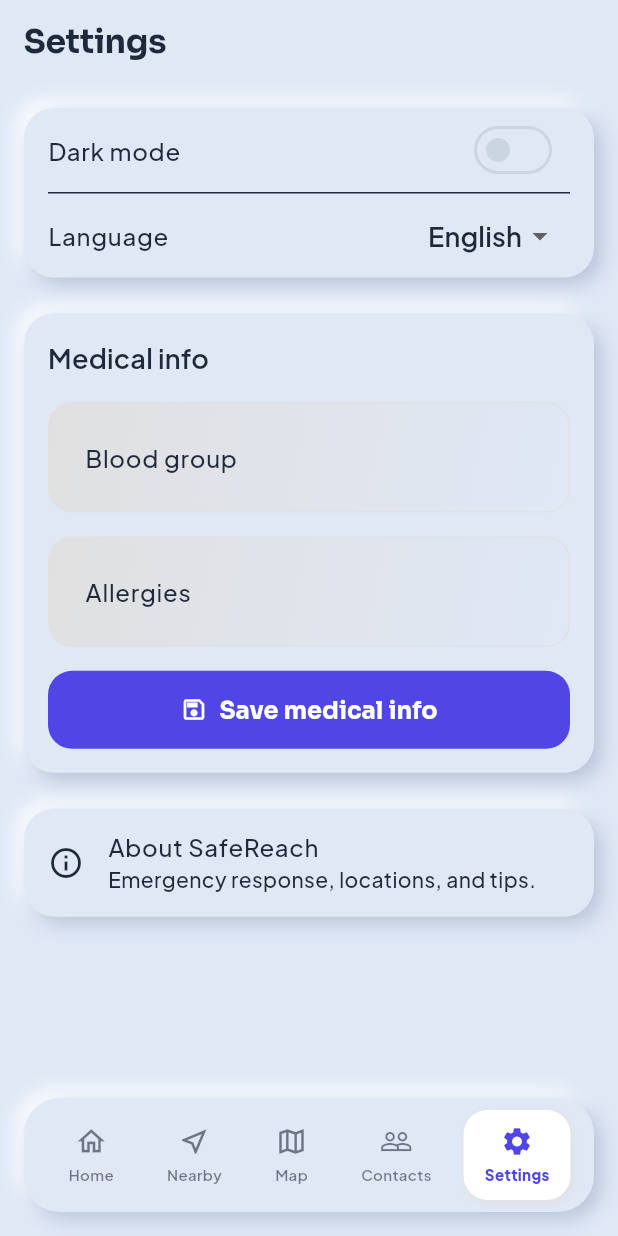
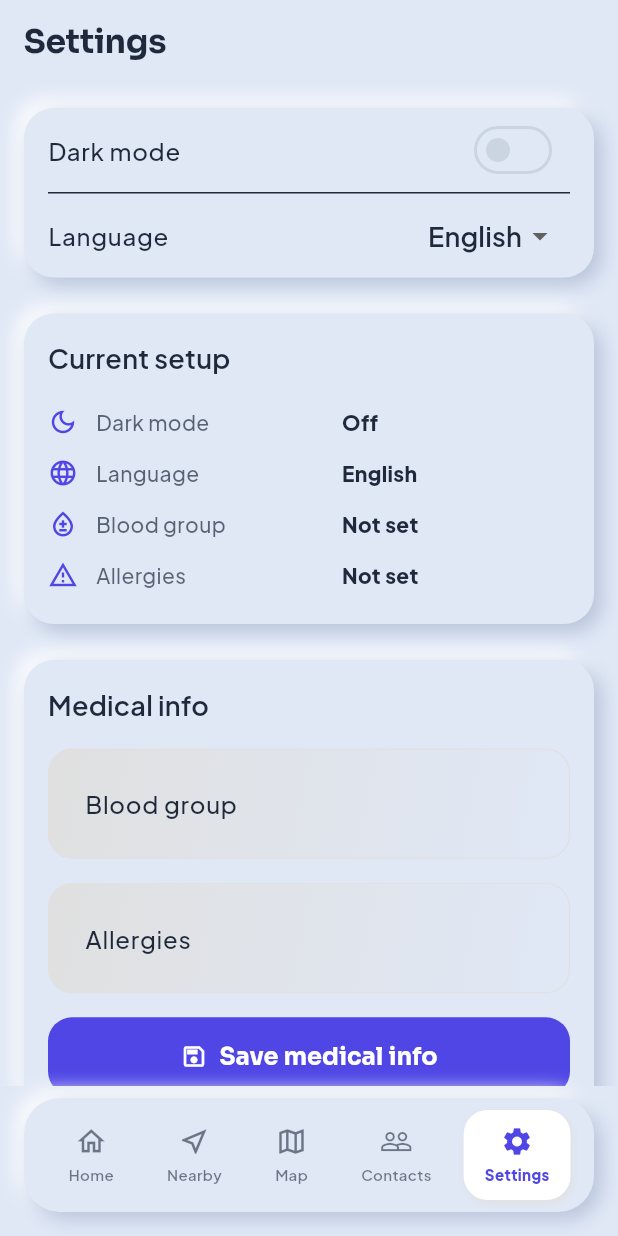
Before and after one commit to Sothiphak/safereach-app, a Flutter app: the HomeScreen screen opened by its route, after a tap on the "settings" icon, on a phone screen of 412 x 824 dp. Run offline on Flutter 3.47's test engine with Material 3 defaults, Android fonts, the light colour scheme and no system bars; our stand-ins replace cached_network_image, flutter_map, flutter_svg, go_router, google_fonts, latlong2 and 2 more; accounts and stored records are empty; network calls fail.

Commit message:
Improve SOS status and settings summary

```diff
--- a/frontend/lib/features/home/home_screen.dart
+++ b/frontend/lib/features/home/home_screen.dart
@@ -685,7 +685,19 @@ class _HomeScreenState extends State<HomeScreen> {
                           isDarkOverlay: true,
                         ),
                       ],
-                      const SizedBox(height: 48),
+                      const SizedBox(height: 24),
+                      Text(
+                        _selectedSosService == null
+                            ? 'Calling dispatch in $_countdownSeconds seconds'
+                            : 'Calling ${_selectedSosService!.type.label.tr(context)} in $_countdownSeconds seconds',
+                        style: const TextStyle(
+                          color: Colors.white,
+                          fontSize: 16,
+                          fontWeight: FontWeight.w800,
+                        ),
+                        textAlign: TextAlign.center,
+                      ),
+                      const SizedBox(height: 24),
                       // Huge Countdown Number
                       AnimatedSwitcher(
                         duration: const Duration(milliseconds: 300),
@@ -814,9 +826,9 @@ class _HomeScreenState extends State<HomeScreen> {
                         ),
                         child: Text(
                           _selectedSosService == null
-                              ? 'Mock dispatch status: Ambulance en-route (ETA: 4 mins). Stay where you are.'
+                              ? 'Dispatch status: Ambulance en-route (ETA: 4 mins). Stay where you are.'
                                     .tr(context)
-                              : 'Mock dispatch status: ${_responseUnitLabel(_selectedSosService!.type)} en-route (ETA: 4 mins). Stay where you are.',
+                              : 'Dispatch status: ${_responseUnitLabel(_selectedSosService!.type)} en-route (ETA: 4 mins). Stay where you are.',
                           style: const TextStyle(
                             color: Colors.greenAccent,
                             fontSize: 14,
--- a/frontend/lib/features/settings/settings_screen.dart
+++ b/frontend/lib/features/settings/settings_screen.dart
@@ -48,7 +48,11 @@ class _SettingsScreenState extends State<SettingsScreen> {
 
     if (!savedBloodGroup) {
       ScaffoldMessenger.of(context).showSnackBar(
-        SnackBar(content: Text('Use a valid blood group like A+, O-, or AB+'.tr(context))),
+        SnackBar(
+          content: Text(
+            'Use a valid blood group like A+, O-, or AB+'.tr(context),
+          ),
+        ),
       );
       return;
     }
@@ -61,9 +65,9 @@ class _SettingsScreenState extends State<SettingsScreen> {
 
     _bloodGroupController.text = settings.bloodGroup;
     _allergiesController.text = settings.allergies;
-    ScaffoldMessenger.of(context).showSnackBar(
-      SnackBar(content: Text('Medical info saved'.tr(context))),
-    );
+    ScaffoldMessenger.of(
+      context,
+    ).showSnackBar(SnackBar(content: Text('Medical info saved'.tr(context))));
   }
 
   @override
@@ -71,9 +75,7 @@ class _SettingsScreenState extends State<SettingsScreen> {
     final settings = context.watch<SettingsState>();
 
     return Scaffold(
-      appBar: AppBar(
-        title: Text('Settings'.tr(context)),
-      ),
+      appBar: AppBar(title: Text('Settings'.tr(context))),
       body: ListView(
         padding: const EdgeInsets.all(16),
         children: [
@@ -118,13 +120,18 @@ class _SettingsScreenState extends State<SettingsScreen> {
             ),
           ),
           const SizedBox(height: 24),
+          _CurrentSetupCard(settings: settings),
+          const SizedBox(height: 24),
           NeumorphicContainer(
             borderRadius: 20,
             padding: const EdgeInsets.all(16),
             child: Column(
               crossAxisAlignment: CrossAxisAlignment.start,
               children: [
-                Text('Medical info'.tr(context), style: Theme.of(context).textTheme.titleMedium),
+                Text(
+                  'Medical info'.tr(context),
+                  style: Theme.of(context).textTheme.titleMedium,
+                ),
                 const SizedBox(height: 16),
                 NeumorphicContainer(
                   borderRadius: 16,
@@ -196,3 +203,104 @@ class _SettingsScreenState extends State<SettingsScreen> {
     );
   }
 }
+
+class _CurrentSetupCard extends StatelessWidget {
+  const _CurrentSetupCard({required this.settings});
+
+  final SettingsState settings;
+
+  @override
+  Widget build(BuildContext context) {
+    final language = settings.language == SettingsState.khmerLanguage
+        ? 'Khmer'.tr(context)
+        : 'English'.tr(context);
+    final bloodGroup = settings.bloodGroup.isEmpty
+        ? 'Not set'.tr(context)
+        : settings.bloodGroup;
+    final allergies = settings.allergies.isEmpty
+        ? 'Not set'.tr(context)
+        : settings.allergies;
+
+    return NeumorphicContainer(
+      borderRadius: 20,
+      padding: const EdgeInsets.all(16),
+      child: Column(
+        crossAxisAlignment: CrossAxisAlignment.start,
+        children: [
+          Text(
+            'Current setup'.tr(context),
+            style: Theme.of(context).textTheme.titleMedium,
+          ),
+          const SizedBox(height: 12),
+          _SetupRow(
+            icon: Icons.dark_mode_outlined,
+            label: 'Dark mode'.tr(context),
+            value: settings.darkMode ? 'On'.tr(context) : 'Off'.tr(context),
+          ),
+          _SetupRow(
+            icon: Icons.language,
+            label: 'Language'.tr(context),
+            value: language,
+          ),
+          _SetupRow(
+            icon: Icons.bloodtype_outlined,
+            label: 'Blood group'.tr(context),
+            value: bloodGroup,
+          ),
+          _SetupRow(
+            icon: Icons.warning_amber_outlined,
+            label: 'Allergies'.tr(context),
+            value: allergies,
+          ),
+        ],
+      ),
+    );
+  }
+}
+
+class _SetupRow extends StatelessWidget {
+  const _SetupRow({
+    required this.icon,
+    required this.label,
+    required this.value,
+  });
+
+  final IconData icon;
+  final String label;
+  final String value;
+
+  @override
+  Widget build(BuildContext context) {
+    final theme = Theme.of(context);
+
+    return Padding(
+      padding: const EdgeInsets.symmetric(vertical: 7),
+      child: Row(
+        children: [
+          Icon(icon, size: 20, color: theme.colorScheme.primary),
+          const SizedBox(width: 12),
+          Expanded(
+            child: Text(
+              label,
+              style: theme.textTheme.bodyMedium?.copyWith(
+                color: theme.colorScheme.onSurface.withValues(alpha: 0.7),
+              ),
+            ),
+          ),
+          const SizedBox(width: 12),
+          Flexible(
+            child: Text(
+              value,
+              maxLines: 2,
+              overflow: TextOverflow.ellipsis,
+              textAlign: TextAlign.right,
+              style: theme.textTheme.bodyMedium?.copyWith(
+                fontWeight: FontWeight.w800,
+              ),
+            ),
+          ),
+        ],
+      ),
+    );
+  }
+}
--- a/frontend/lib/utils/translations.dart
+++ b/frontend/lib/utils/translations.dart
@@ -83,6 +83,10 @@ class Translations {
     },
     'Dark mode': {'EN': 'Dark mode', 'KH': 'របៀបងងឹត'},
     'Language': {'EN': 'Language', 'KH': 'ភាសា'},
+    'Current setup': {'EN': 'Current setup', 'KH': 'ការកំណត់បច្ចុប្បន្ន'},
+    'On': {'EN': 'On', 'KH': 'បើក'},
+    'Off': {'EN': 'Off', 'KH': 'បិទ'},
+    'Not set': {'EN': 'Not set', 'KH': 'មិនទាន់កំណត់'},
     'Medical info': {'EN': 'Medical info', 'KH': 'ព័ត៌មានវេជ្ជសាស្ត្រ'},
     'Save medical info': {
       'EN': 'Save medical info',
```
